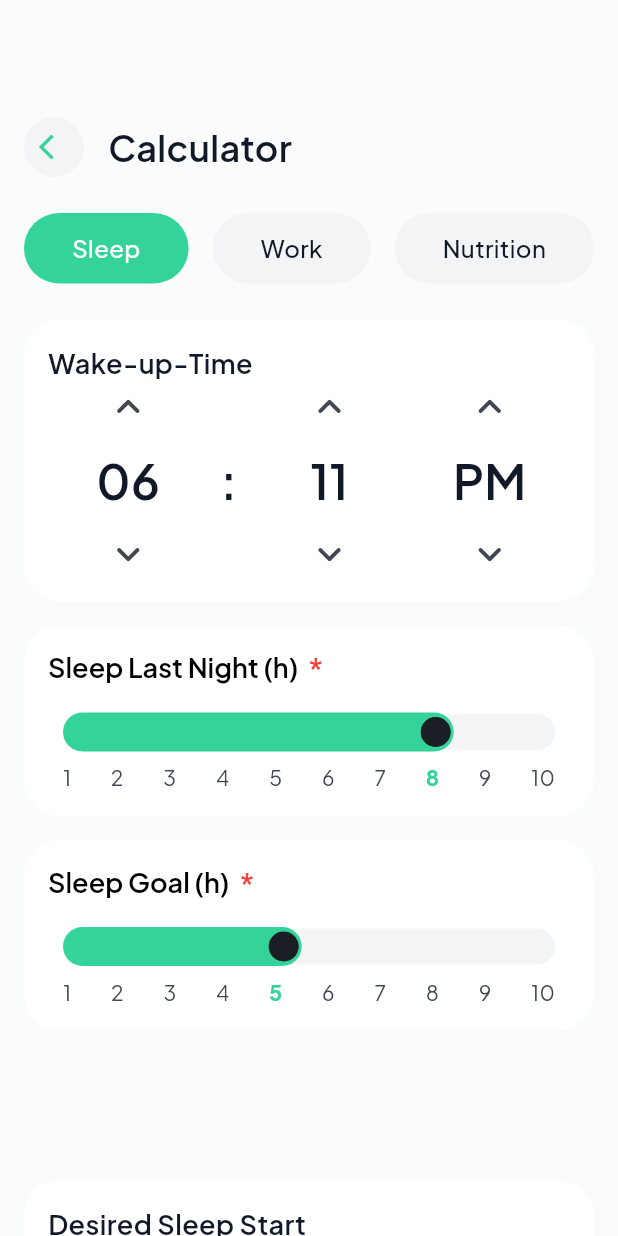
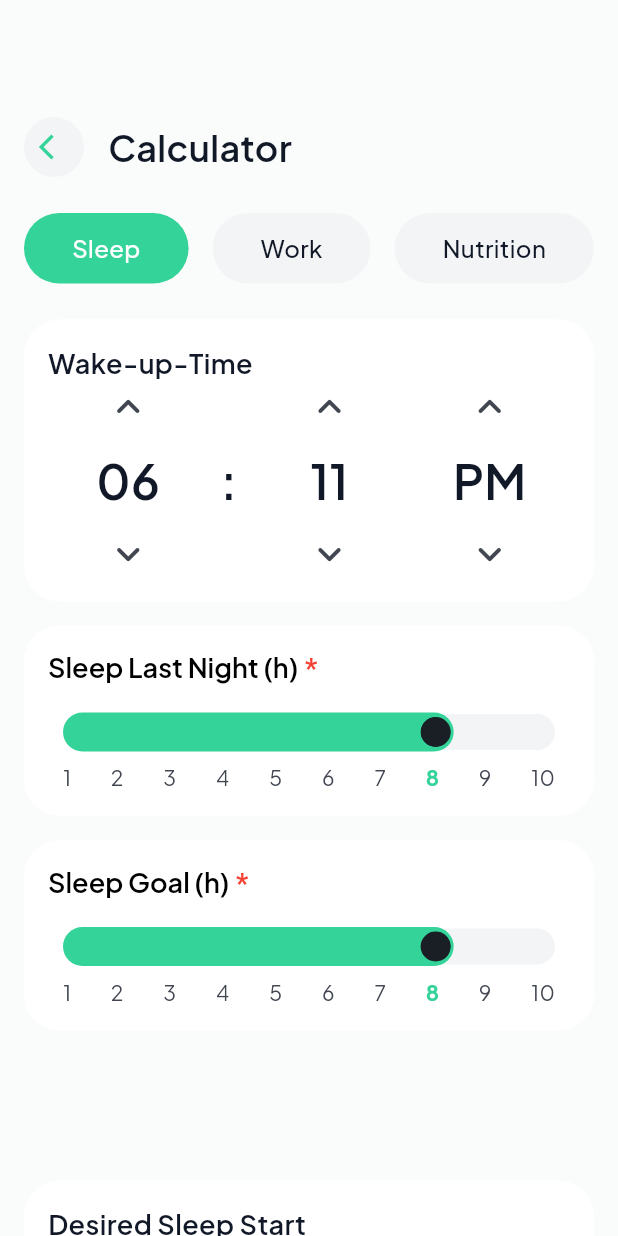
Before and after one commit to Dev-Ninjas-Backup/chrisimhof, a Flutter app: the CalculatorScreen screen opened directly, on a phone screen of 412 x 824 dp. Run offline on Flutter 3.47's test engine with Material 3 defaults, Android fonts, the phone set to English and light mode, and no system bars; our stand-ins replace fl_chart, flutter_easyloading, get, google_fonts, image_picker, shared_preferences; accounts and stored records are empty; project files that could hold a hidden picture were left out.

Commit message:
sleep tab screen done

```diff
--- /dev/null
+++ b/lib/core/common/controller/range_slider_controller.dart
@@ -0,0 +1,35 @@
+import 'package:get/get.dart';
+
+class RangeSliderController extends GetxController {
+  final RxDouble value = 0.0.obs;
+  final double min;
+  final double max;
+
+  RangeSliderController({
+    this.min = 1.0,
+    this.max = 10.0,
+    double initialValue = 5.0,
+  }) {
+    value.value = initialValue;
+  }
+
+  void updateValue(double newValue) {
+    value.value = newValue.clamp(min, max);
+  }
+
+  void increment() {
+    if (value.value < max) {
+      value.value += 1;
+    }
+  }
+
+  void decrement() {
+    if (value.value > min) {
+      value.value -= 1;
+    }
+  }
+
+  void reset(double resetValue) {
+    value.value = resetValue.clamp(min, max);
+  }
+}
--- a/lib/core/common/widgets/custom_button.dart
+++ b/lib/core/common/widgets/custom_button.dart
@@ -13,7 +13,7 @@ class CustomButton extends StatelessWidget {
     required this.text,
     required this.onTap,
     this.width,
-    this.backgroundColor = AppColors.primaryButtonColor,
+    this.backgroundColor,
   });
 
   @override
@@ -24,7 +24,7 @@ class CustomButton extends StatelessWidget {
       child: ElevatedButton(
         onPressed: onTap,
         style: ElevatedButton.styleFrom(
-          backgroundColor: backgroundColor,
+          backgroundColor: backgroundColor ?? AppColors.primaryButtonColor,
           foregroundColor: Colors.white,
           elevation: 0,
           padding: const EdgeInsets.symmetric(horizontal: 32, vertical: 16),
--- a/lib/core/common/widgets/custom_range_slider.dart
+++ b/lib/core/common/widgets/custom_range_slider.dart
@@ -1,21 +1,17 @@
 import 'package:chrisimhof/core/const/app_colors.dart';
 import 'package:chrisimhof/core/const/global_text_style.dart';
+import 'package:chrisimhof/core/common/controller/range_slider_controller.dart';
 import 'package:flutter/material.dart';
+import 'package:get/get.dart';
 
 class CustomRangeSlider extends StatelessWidget {
   final String headerText;
-  final double currentValue;
-  final double min;
-  final double max;
-  final Function(double) onChanged;
+  final RangeSliderController controller;
 
   const CustomRangeSlider({
     super.key,
     required this.headerText,
-    required this.currentValue,
-    required this.onChanged,
-    this.min = 1,
-    this.max = 10,
+    required this.controller,
   });
 
   @override
@@ -68,12 +64,14 @@ class CustomRangeSlider extends StatelessWidget {
             ),
             child: Column(
               children: [
-                Slider(
-                  value: currentValue,
-                  min: min,
-                  max: max,
-                  divisions: (max - min).toInt(),
-                  onChanged: onChanged,
+                Obx(
+                  () => Slider(
+                    value: controller.value.value,
+                    min: controller.min,
+                    max: controller.max,
+                    divisions: (controller.max - controller.min).toInt(),
+                    onChanged: controller.updateValue,
+                  ),
                 ),
                 const SizedBox(height: 8),
                 Padding(
@@ -81,10 +79,12 @@ class CustomRangeSlider extends StatelessWidget {
                   child: Row(
                     mainAxisAlignment: MainAxisAlignment.spaceBetween,
                     children: List.generate(
-                      (max - min + 1).toInt(),
+                      (controller.max - controller.min + 1).toInt(),
                       (index) {
-                        double val = min + index;
-                        bool isSelected = val == currentValue;
+                        double val = controller.min + index;
+                        return Obx(
+                          () {
+                            bool isSelected = val == controller.value.value;
                             return Text(
                               val.toInt().toString(),
                               style: getTextStyle(
@@ -94,6 +94,8 @@ class CustomRangeSlider extends StatelessWidget {
                                     ? AppColors.primaryButtonColor
                                     : const Color(0xFF414651),
                               ),
+                            );
+                          },
                         );
                       },
                     ),
--- a/lib/features/calculator/widgets/calculator_sleep_widget.dart
+++ b/lib/features/calculator/widgets/calculator_sleep_widget.dart
@@ -1,6 +1,10 @@
+import 'package:chrisimhof/core/common/controller/range_slider_controller.dart';
 import 'package:chrisimhof/core/common/controller/time_controller.dart';
+import 'package:chrisimhof/core/common/widgets/custom_button.dart';
 import 'package:chrisimhof/core/common/widgets/custom_range_slider.dart';
+import 'package:chrisimhof/core/common/widgets/custom_text_form_field.dart';
 import 'package:chrisimhof/core/common/widgets/time_widget.dart';
+// import 'package:chrisimhof/features/calculator/widgets/nap_entry_slider.dart';
 import 'package:flutter/material.dart';
 import 'package:get/get.dart';
 
@@ -12,21 +16,61 @@ class CalculatorSleepWidget extends StatelessWidget {
     tag: 'wake_up',
   );
 
+  final TextEditingController durationController = TextEditingController();
+
   @override
   Widget build(BuildContext context) {
     return Column(
       children: [
         TimeWidget(topTitle: 'Wake-up-Time', controller: wakeUpController),
         SizedBox(height: 16),
-        CustomRangeSlider(headerText: 'Sleep Last Night (h) ', currentValue: 8, onChanged: (double p1) {  }),
+        CustomRangeSlider(
+          headerText: 'Sleep Last Night (h)',
+          controller: RangeSliderController(initialValue: 8),
+        ),
          SizedBox(height: 16),
-        CustomRangeSlider(headerText: 'Sleep Goal (h) ', currentValue: 5, onChanged: (double p1) {  }),
+         CustomRangeSlider(
+          headerText: 'Sleep Goal (h)',
+          controller: RangeSliderController(initialValue: 8),
+        ),
          SizedBox(height: 100),
          TimeWidget(topTitle: 'Desired Sleep Start', controller: wakeUpController),
         SizedBox(height: 16),
         TimeWidget(topTitle: 'Desired Sleep Start', controller: wakeUpController),
         SizedBox(height: 16),
+       Row(children: [
+         Text("Nap 1#?"),
 
+       ],),
+       const SizedBox(height: 34),
+          CustomTextFormField(
+            label: "Desired Nap Duration (min)",
+            hintText: "Enter Duration",
+            isRequired: true,
+            controller: durationController,
+            keyboardType: TextInputType.number,
+          ),
+        SizedBox(height: 40),
+        TimeWidget(topTitle: 'Preferred time *', controller: wakeUpController),
+         SizedBox(height: 48),
+         CustomButton(
+            text: "Next",
+            onTap: () {},
+            width: double.infinity,
+          ),
+          SizedBox(height: 133),
+         CustomButton(
+            text: "Next",
+            onTap: () {},
+            width: double.infinity,
+          ),
+          SizedBox(height: 16),
+         CustomButton(
+            text: "Reset",
+            onTap: () {},
+            width: double.infinity,
+            backgroundColor: Color(0xFFF3F4F6),
+          ),
       ],
     );
   }
```
Also changed, not shown: lib/features/calculator/widgets/fatigue_level.dart (added, +94 -0 lines), lib/features/calculator/widgets/nap_entry_slider.dart (added, +59 -0 lines). Lines whose indentation alone changed are shown as unchanged.
